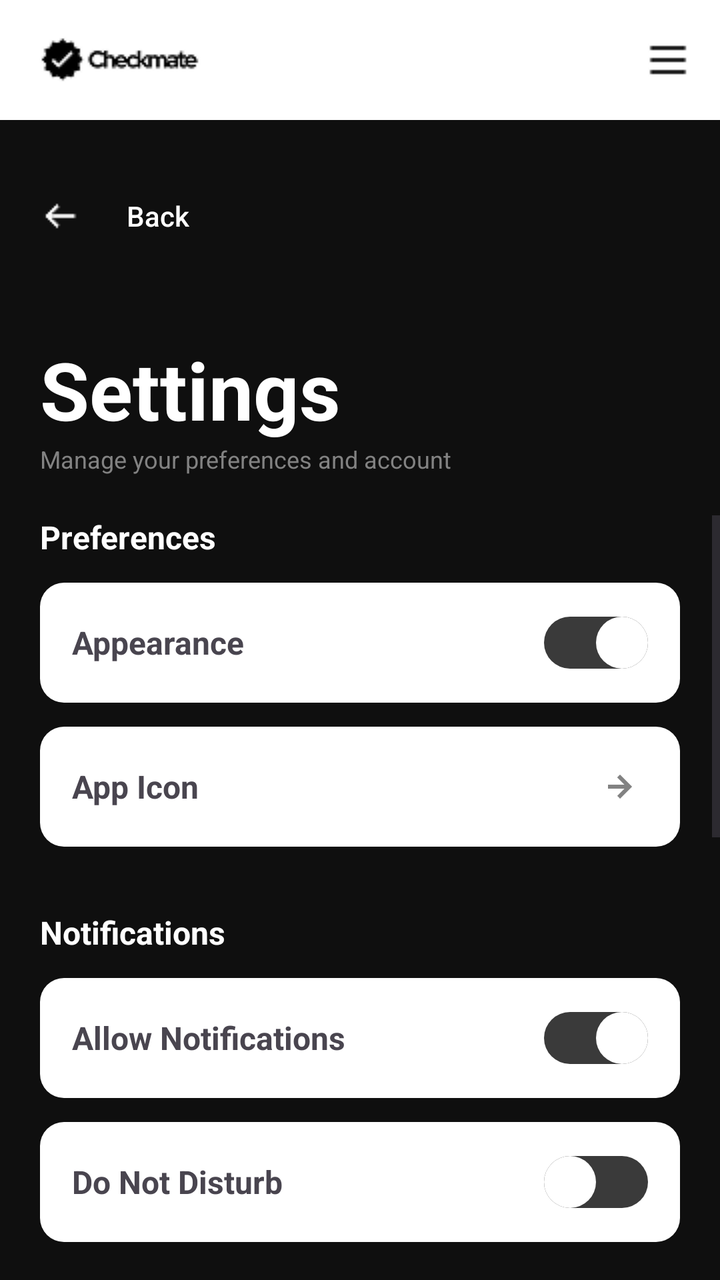
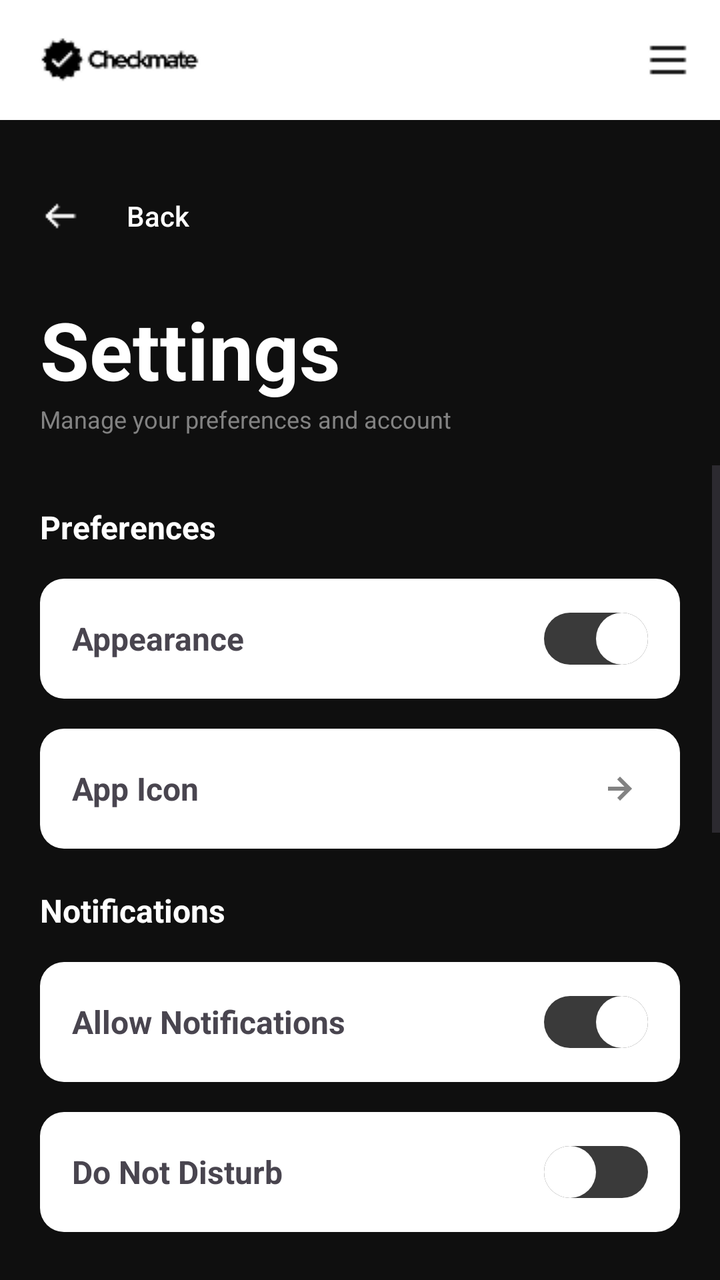

Screens rendered from an Android XML layout before and after an edit, with the pre-edit source and the edit as a unified diff.
<!-- AndroidManifest.xml: application theme Theme.AuthTest -->
<!-- res/layout/activity_settings.xml -->
<?xml version="1.0" encoding="utf-8"?>
<androidx.drawerlayout.widget.DrawerLayout
    xmlns:android="http://schemas.android.com/apk/res/android"
    xmlns:app="http://schemas.android.com/apk/res-auto"
    android:id="@+id/main"
    android:layout_width="match_parent"
    android:layout_height="match_parent"
    android:background="#0F0F0F"
    android:fitsSystemWindows="true">

    <LinearLayout
        android:layout_width="match_parent"
        android:layout_height="match_parent"
        android:orientation="vertical">

        <RelativeLayout
            android:layout_width="match_parent"
            android:layout_height="60dp"
            android:background="#FFFFFF">

            <ImageView
                android:id="@+id/header_logo"
                android:layout_width="wrap_content"
                android:layout_height="wrap_content"
                android:layout_alignParentStart="true"
                android:layout_centerVertical="true"
                android:layout_marginStart="16dp"
                android:src="@drawable/header_logo"
                android:contentDescription="header_logo" />

            <ImageView
                android:id="@+id/hamburger_icon"
                android:layout_width="wrap_content"
                android:layout_height="wrap_content"
                android:layout_alignParentEnd="true"
                android:layout_centerVertical="true"
                android:layout_marginEnd="16dp"
                android:src="@drawable/hamburger_icon"
                android:contentDescription="hamburger_icon" />
        </RelativeLayout>

        <LinearLayout
            android:layout_width="match_parent"
            android:layout_height="wrap_content"
            android:paddingHorizontal="20dp"
            android:paddingTop="24dp"
            android:paddingBottom="16dp">

            <androidx.appcompat.widget.AppCompatButton
                android:id="@+id/backButton"
                android:layout_width="wrap_content"
                android:layout_height="wrap_content"
                android:background="@android:color/transparent"
                android:drawableStart="@drawable/left_arrow"
                android:drawablePadding="10dp"
                android:text="Back"
                android:textAllCaps="false"
                android:textColor="#FFFFFF" />
        </LinearLayout>

        <LinearLayout
            android:layout_width="match_parent"
            android:layout_height="wrap_content"
            android:orientation="vertical"
            android:padding="20dp">

            <TextView
                android:text="Settings"
                android:textColor="#FFFFFF"
                android:textStyle="bold"
                android:textSize="40sp"
                android:layout_width="wrap_content"
                android:layout_height="wrap_content" />

            <TextView
                android:text="Manage your preferences and account"
                android:textColor="#828282"
                android:textSize="12sp"
                android:layout_width="wrap_content"
                android:layout_height="wrap_content" />

        </LinearLayout>

        <ScrollView
            android:layout_width="match_parent"
            android:layout_height="0dp"
            android:layout_weight="1">

            <LinearLayout
                android:layout_width="match_parent"
                android:layout_height="wrap_content"
                android:orientation="vertical"
                android:paddingStart="20dp"
                android:paddingEnd="20dp"
                android:paddingTop="0dp"
                android:paddingBottom="20dp">

                
                <TextView
                    android:layout_width="wrap_content"
                    android:layout_height="wrap_content"
                    android:text="Preferences"
                    android:textColor="#FFFFFF"
                    android:textSize="16sp"
                    android:textStyle="bold"
                    android:layout_marginBottom="12dp" />

                
                <LinearLayout
                    android:layout_width="match_parent"
                    android:layout_height="60dp"
                    android:orientation="horizontal"
                    android:gravity="center_vertical"
                    android:background="@drawable/settings_button_bg"
                    android:paddingStart="16dp"
                    android:paddingEnd="16dp"
                    android:layout_marginBottom="12dp">

                    <LinearLayout
                        android:layout_width="0dp"
                        android:layout_height="wrap_content"
                        android:layout_weight="1"
                        android:orientation="vertical"
                        android:gravity="center_vertical">

                        <TextView
                            android:layout_width="wrap_content"
                            android:layout_height="wrap_content"
                            android:text="Appearance"
                            android:textStyle="bold"
                            android:textSize="16sp" />

                    </LinearLayout>

                    <Switch
                        android:id="@+id/appearanceToggle"
                        android:layout_width="wrap_content"
                        android:layout_height="wrap_content"
                        android:thumb="@drawable/toggle_thumb"
                        android:track="@drawable/toggle_track"
                        android:checked="true" />

                </LinearLayout>

                
                <LinearLayout
                    android:id="@+id/appIconButton"
                    android:layout_width="match_parent"
                    android:layout_height="60dp"
                    android:orientation="horizontal"
                    android:gravity="center_vertical"
                    android:background="@drawable/settings_button_bg"
                    android:paddingStart="16dp"
                    android:paddingEnd="16dp"
                    android:layout_marginBottom="12dp"
                    android:clickable="true"
                    android:focusable="true">

                    <LinearLayout
                        android:layout_width="0dp"
                        android:layout_height="wrap_content"
                        android:layout_weight="1"
                        android:orientation="vertical"
                        android:gravity="center_vertical">

                        <TextView
                            android:layout_width="wrap_content"
                            android:layout_height="wrap_content"
                            android:text="App Icon"
                            android:textStyle="bold"
                            android:textSize="16sp"
                            />

                    </LinearLayout>

                    <ImageView
                        android:layout_width="24dp"
                        android:layout_height="24dp"
                        android:src="@drawable/ic_arrow_right"
                        android:contentDescription="Navigate"
                        android:tint="#828282" />

                </LinearLayout>

                
                <TextView
                    android:layout_width="wrap_content"
                    android:layout_height="wrap_content"
                    android:text="Notifications"
                    android:textColor="#FFFFFF"
                    android:textSize="16sp"
                    android:textStyle="bold"
                    android:layout_marginTop="20dp"
                    android:layout_marginBottom="12dp" />

                
                <LinearLayout
                    android:layout_width="match_parent"
                    android:layout_height="60dp"
                    android:orientation="horizontal"
                    android:gravity="center_vertical"
                    android:background="@drawable/settings_button_bg"
                    android:paddingStart="16dp"
                    android:paddingEnd="16dp"
                    android:layout_marginBottom="12dp">

                    <LinearLayout
                        android:layout_width="0dp"
                        android:layout_height="wrap_content"
                        android:layout_weight="1"
                        android:orientation="vertical"
                        android:gravity="center_vertical">

                        <TextView
                            android:layout_width="wrap_content"
                            android:layout_height="wrap_content"
                            android:text="Allow Notifications"
                            android:textStyle="bold"
                            android:textSize="16sp" />

                    </LinearLayout>

                    <Switch
                        android:id="@+id/notificationsToggle"
                        android:layout_width="wrap_content"
                        android:layout_height="wrap_content"
                        android:thumb="@drawable/toggle_thumb"
                        android:track="@drawable/toggle_track"
                        android:checked="true" />

                </LinearLayout>

                
                <LinearLayout
                    android:layout_width="match_parent"
                    android:layout_height="60dp"
                    android:orientation="horizontal"
                    android:gravity="center_vertical"
                    android:background="@drawable/settings_button_bg"
                    android:paddingStart="16dp"
                    android:paddingEnd="16dp"
                    android:layout_marginBottom="12dp">

                    <LinearLayout
                        android:layout_width="0dp"
                        android:layout_height="wrap_content"
                        android:layout_weight="1"
                        android:orientation="vertical"
                        android:gravity="center_vertical">

                        <TextView
                            android:layout_width="wrap_content"
                            android:layout_height="wrap_content"
                            android:text="Do Not Disturb"
                            android:textStyle="bold"
                            android:textSize="16sp" />

                    </LinearLayout>

                    <Switch
                        android:id="@+id/doNotDisturbToggle"
                        android:layout_width="wrap_content"
                        android:layout_height="wrap_content"
                        android:thumb="@drawable/toggle_thumb"
                        android:track="@drawable/toggle_track"
                        android:checked="false" />

                </LinearLayout>

                
                <TextView
                    android:layout_width="wrap_content"
                    android:layout_height="wrap_content"
                    android:text="Feedback"
                    android:textColor="#FFFFFF"
                    android:textSize="16sp"
                    android:textStyle="bold"
                    android:layout_marginTop="20dp"
                    android:layout_marginBottom="12dp" />

                
                <LinearLayout
                    android:id="@+id/shareFeedbackButton"
                    android:layout_width="match_parent"
                    android:layout_height="60dp"
                    android:orientation="horizontal"
                    android:gravity="center_vertical"
                    android:background="@drawable/settings_button_bg"
                    android:paddingStart="16dp"
                    android:paddingEnd="16dp"
                    android:layout_marginBottom="12dp"
                    android:clickable="true"
                    android:focusable="true">

                    <LinearLayout
                        android:layout_width="0dp"
                        android:layout_height="wrap_content"
                        android:layout_weight="1"
                        android:orientation="vertical"
                        android:gravity="center_vertical">

                        <TextView
                            android:layout_width="wrap_content"
                            android:layout_height="wrap_content"
                            android:text="Share Feedback"
                            android:textStyle="bold"
                            android:textSize="16sp" />

                    </LinearLayout>

                    <ImageView
                        android:layout_width="24dp"
                        android:layout_height="24dp"
                        android:src="@drawable/ic_arrow_right"
                        android:contentDescription="Navigate"
                        android:tint="#828282" />

                </LinearLayout>

                
                <TextView
                    android:layout_width="wrap_content"
                    android:layout_height="wrap_content"
                    android:text="About"
                    android:textColor="#FFFFFF"
                    android:textSize="16sp"
                    android:textStyle="bold"
                    android:layout_marginTop="20dp"
                    android:layout_marginBottom="12dp" />

                
                <LinearLayout
                    android:id="@+id/termsOfServicesButton"
                    android:layout_width="match_parent"
                    android:layout_height="60dp"
                    android:orientation="horizontal"
                    android:gravity="center_vertical"
                    android:background="@drawable/settings_button_bg"
                    android:paddingStart="16dp"
                    android:paddingEnd="16dp"
                    android:layout_marginBottom="12dp"
                    android:clickable="true"
                    android:focusable="true">

                    <LinearLayout
                        android:layout_width="0dp"
                        android:layout_height="wrap_content"
                        android:layout_weight="1"
                        android:orientation="vertical"
                        android:gravity="center_vertical">

                        <TextView
                            android:layout_width="wrap_content"
                            android:layout_height="wrap_content"
                            android:text="Terms of Services"
                            android:textStyle="bold"
                            android:textSize="16sp" />

                    </LinearLayout>

                    <ImageView
                        android:layout_width="24dp"
                        android:layout_height="24dp"
                        android:src="@drawable/ic_arrow_right"
                        android:contentDescription="Navigate"
                        android:tint="#828282" />

                </LinearLayout>

                
                <LinearLayout
                    android:id="@+id/privacyPolicyButton"
                    android:layout_width="match_parent"
                    android:layout_height="60dp"
                    android:orientation="horizontal"
                    android:gravity="center_vertical"
                    android:background="@drawable/settings_button_bg"
                    android:paddingStart="16dp"
                    android:paddingEnd="16dp"
                    android:layout_marginBottom="12dp"
                    android:clickable="true"
                    android:focusable="true">

                    <LinearLayout
                        android:layout_width="0dp"
                        android:layout_height="wrap_content"
                        android:layout_weight="1"
                        android:orientation="vertical"
                        android:gravity="center_vertical">

                        <TextView
                            android:layout_width="wrap_content"
                            android:layout_height="wrap_content"
                            android:text="Privacy Policy"
                            android:textStyle="bold"
                            android:textSize="16sp" />

                    </LinearLayout>

                    <ImageView
                        android:layout_width="24dp"
                        android:layout_height="24dp"
                        android:src="@drawable/ic_arrow_right"
                        android:contentDescription="Navigate"
                        android:tint="#828282" />

                </LinearLayout>

                
                <TextView
                    android:layout_width="wrap_content"
                    android:layout_height="wrap_content"
                    android:text="Help"
                    android:textColor="#FFFFFF"
                    android:textSize="16sp"
                    android:textStyle="bold"
                    android:layout_marginTop="20dp"
                    android:layout_marginBottom="12dp" />

                
                <LinearLayout
                    android:id="@+id/faqsButton"
                    android:layout_width="match_parent"
                    android:layout_height="60dp"
                    android:orientation="horizontal"
                    android:gravity="center_vertical"
                    android:background="@drawable/settings_button_bg"
                    android:paddingStart="16dp"
                    android:paddingEnd="16dp"
                    android:layout_marginBottom="15dp"
                    android:clickable="true"
                    android:focusable="true">

                    <LinearLayout
                        android:layout_width="0dp"
                        android:layout_height="wrap_content"
                        android:layout_weight="1"
                        android:orientation="vertical"
                        android:gravity="center_vertical">

                        <TextView
                            android:layout_width="wrap_content"
                            android:layout_height="wrap_content"
                            android:text="FAQs"
                            android:textStyle="bold"
                            android:textSize="16sp" />

                    </LinearLayout>

                    <ImageView
                        android:layout_width="24dp"
                        android:layout_height="24dp"
                        android:src="@drawable/ic_arrow_right"
                        android:contentDescription="Navigate"
                        android:tint="#828282" />

                </LinearLayout>

                
                <androidx.appcompat.widget.AppCompatButton
                    android:id="@+id/logoutButton"
                    android:layout_width="match_parent"
                    android:layout_height="60dp"
                    android:text="Logout"
                    android:textColor="#FFFFFF"
                    android:textSize="16sp"
                    android:textAllCaps="false"
                    android:background="@drawable/settings_logout_button" />

            </LinearLayout>

        </ScrollView>

    </LinearLayout>

    <com.google.android.material.navigation.NavigationView
        android:id="@+id/navigation_view"
        android:layout_width="280dp"
        android:layout_height="match_parent"
        android:layout_gravity="start"
        android:fitsSystemWindows="true"
        android:background="#1A1A1A"
        app:menu="@menu/menu_drawer"
        app:headerLayout="@layout/drawer_header"
        app:itemTextColor="@color/menu_item_color"
        app:itemIconTint="@color/menu_item_color" />

</androidx.drawerlayout.widget.DrawerLayout>
<!-- res/layout/drawer_header.xml (included above) -->
<?xml version="1.0" encoding="utf-8"?>
<LinearLayout xmlns:android="http://schemas.android.com/apk/res/android"
    android:layout_width="match_parent"
    android:layout_height="200dp"
    android:orientation="vertical"
    android:gravity="bottom"
    android:padding="20dp"
    android:background="#0F0F0F">

    <ImageView
        android:id="@+id/drawer_user_avatar"
        android:layout_width="60dp"
        android:layout_height="60dp"
        android:src="@drawable/default_avatar"
        android:contentDescription="user_avatar"
        android:layout_marginBottom="15dp" />

    <TextView
        android:id="@+id/drawer_user_name"
        android:layout_width="wrap_content"
        android:layout_height="wrap_content"
        android:text="User Name"
        android:textColor="#FFFFFF"
        android:textSize="18sp"
        android:textStyle="bold"
        android:layout_marginBottom="5dp" />

    <TextView
        android:id="@+id/drawer_user_email"
        android:layout_width="wrap_content"
        android:layout_height="wrap_content"
        android:text="user@example.com"
        android:textColor="#828282"
        android:textSize="12sp" />

</LinearLayout>
<!-- resources referenced by this layout -->
<resources>
  <!-- drawable default_avatar (drawable) -->
  <?xml version="1.0" encoding="utf-8"?>
  <vector xmlns:android="http://schemas.android.com/apk/res/android"
      android:width="24dp"
      android:height="24dp"
      android:viewportWidth="24"
      android:viewportHeight="24">
      <path
          android:fillColor="#FFFFFF"
          android:pathData="M12,12c2.21,0 4,-1.79 4,-4s-1.79,-4 -4,-4 -4,1.79 -4,4 1.79,4 4,4zm0,2c-2.67,0 -8,1.34 -8,4v2h16v-2c0,-2.66 -5.33,-4 -8,-4z" />
  </vector>
  <!-- drawable hamburger_icon: png bitmap (drawable, 177 bytes) -->
  <!-- drawable header_logo: png bitmap (drawable, 1337 bytes) -->
  <!-- drawable ic_arrow_right (drawable) -->
  <?xml version="1.0" encoding="utf-8"?>
  <vector xmlns:android="http://schemas.android.com/apk/res/android"
      android:width="24dp"
      android:height="24dp"
      android:viewportWidth="24"
      android:viewportHeight="24">
      <path
          android:fillColor="#828282"
          android:pathData="M8.59,16.58L10,18L16,12L10,6L8.59,7.41L12.17,11H4V13H12.17L8.59,16.58Z" />
  </vector>
  <!-- drawable left_arrow: png bitmap (drawable, 316 bytes) -->
  <!-- drawable settings_button_bg (drawable) -->
  <?xml version="1.0" encoding="utf-8"?>
  <shape xmlns:android="http://schemas.android.com/apk/res/android">
      <solid android:color="#FFFFFF" />
      <corners android:radius="12dp" />
  </shape>
  <!-- drawable settings_logout_button (drawable) -->
  <?xml version="1.0" encoding="utf-8"?>
  <shape xmlns:android="http://schemas.android.com/apk/res/android">
      <solid android:color="#C92A2A" />
      <corners android:radius="12dp" />
  </shape>
  <!-- drawable toggle_thumb (drawable) -->
  <?xml version="1.0" encoding="utf-8"?>
  <shape xmlns:android="http://schemas.android.com/apk/res/android"
      android:shape="oval">
      <solid android:color="#FFFFFF" />
      <size android:width="26dp" android:height="26dp" />
  </shape>
  <!-- drawable toggle_track (drawable) -->
  <?xml version="1.0" encoding="utf-8"?>
  <layer-list xmlns:android="http://schemas.android.com/apk/res/android">
      <item>
          <shape android:shape="rectangle">
              <solid android:color="#3A3A3A" />
              <corners android:radius="13dp" />
          </shape>
      </item>
  </layer-list>
  <style name="Theme.AuthTest" parent="Base.Theme.AuthTest" />
  <style name="Base.Theme.AuthTest" parent="Theme.Material3.DayNight.NoActionBar">
          
          
      </style>
</resources>

<!-- the commit's change to res/layout/activity_settings.xml (unified diff, before → after) -->
@@ -62,7 +62,10 @@
             android:layout_width="match_parent"
             android:layout_height="wrap_content"
             android:orientation="vertical"
-            android:padding="20dp">
+            android:paddingTop="0dp"
+            android:paddingStart="20dp"
+            android:paddingEnd="20dp"
+            android:paddingBottom="15dp" >
 
             <TextView
                 android:text="Settings"
@@ -92,10 +95,9 @@
                 android:orientation="vertical"
                 android:paddingStart="20dp"
                 android:paddingEnd="20dp"
-                android:paddingTop="0dp"
+                android:paddingTop="20dp"
                 android:paddingBottom="20dp">
 
-                
                 <TextView
                     android:layout_width="wrap_content"
                     android:layout_height="wrap_content"
@@ -103,18 +105,17 @@
                     android:textColor="#FFFFFF"
                     android:textSize="16sp"
                     android:textStyle="bold"
-                    android:layout_marginBottom="12dp" />
-
-                
-                <LinearLayout
-                    android:layout_width="match_parent"
-                    android:layout_height="60dp"
-                    android:orientation="horizontal"
-                    android:gravity="center_vertical"
-                    android:background="@drawable/settings_button_bg"
-                    android:paddingStart="16dp"
-                    android:paddingEnd="16dp"
-                    android:layout_marginBottom="12dp">
+                    android:layout_marginBottom="15dp" />
+
+                <LinearLayout
+                    android:layout_width="match_parent"
+                    android:layout_height="60dp"
+                    android:orientation="horizontal"
+                    android:gravity="center_vertical"
+                    android:background="@drawable/settings_button_bg"
+                    android:paddingStart="16dp"
+                    android:paddingEnd="16dp"
+                    android:layout_marginBottom="15dp">
 
                     <LinearLayout
                         android:layout_width="0dp"
@@ -142,7 +143,6 @@
 
                 </LinearLayout>
 
-                
                 <LinearLayout
                     android:id="@+id/appIconButton"
                     android:layout_width="match_parent"
@@ -152,7 +152,6 @@
                     android:background="@drawable/settings_button_bg"
                     android:paddingStart="16dp"
                     android:paddingEnd="16dp"
-                    android:layout_marginBottom="12dp"
                     android:clickable="true"
                     android:focusable="true">
 
@@ -168,8 +167,7 @@
                             android:layout_height="wrap_content"
                             android:text="App Icon"
                             android:textStyle="bold"
-                            android:textSize="16sp"
-                            />
+                            android:textSize="16sp" />
 
                     </LinearLayout>
 
@@ -178,11 +176,10 @@
                         android:layout_height="24dp"
                         android:src="@drawable/ic_arrow_right"
                         android:contentDescription="Navigate"
-                        android:tint="#828282" />
-
-                </LinearLayout>
-
-                
+                        app:tint="#828282" />
+
+                </LinearLayout>
+
                 <TextView
                     android:layout_width="wrap_content"
                     android:layout_height="wrap_content"
@@ -191,18 +188,17 @@
                     android:textSize="16sp"
                     android:textStyle="bold"
                     android:layout_marginTop="20dp"
-                    android:layout_marginBottom="12dp" />
-
-                
-                <LinearLayout
-                    android:layout_width="match_parent"
-                    android:layout_height="60dp"
-                    android:orientation="horizontal"
-                    android:gravity="center_vertical"
-                    android:background="@drawable/settings_button_bg"
-                    android:paddingStart="16dp"
-                    android:paddingEnd="16dp"
-                    android:layout_marginBottom="12dp">
+                    android:layout_marginBottom="15dp" />
+
+                <LinearLayout
+                    android:layout_width="match_parent"
+                    android:layout_height="60dp"
+                    android:orientation="horizontal"
+                    android:gravity="center_vertical"
+                    android:background="@drawable/settings_button_bg"
+                    android:paddingStart="16dp"
+                    android:paddingEnd="16dp"
+                    android:layout_marginBottom="15dp">
 
                     <LinearLayout
                         android:layout_width="0dp"
@@ -230,16 +226,14 @@
 
                 </LinearLayout>
 
-                
-                <LinearLayout
-                    android:layout_width="match_parent"
-                    android:layout_height="60dp"
-                    android:orientation="horizontal"
-                    android:gravity="center_vertical"
-                    android:background="@drawable/settings_button_bg"
-                    android:paddingStart="16dp"
-                    android:paddingEnd="16dp"
-                    android:layout_marginBottom="12dp">
+                <LinearLayout
+                    android:layout_width="match_parent"
+                    android:layout_height="60dp"
+                    android:orientation="horizontal"
+                    android:gravity="center_vertical"
+                    android:background="@drawable/settings_button_bg"
+                    android:paddingStart="16dp"
+                    android:paddingEnd="16dp" >
 
                     <LinearLayout
                         android:layout_width="0dp"
@@ -267,7 +261,6 @@
 
                 </LinearLayout>
 
-                
                 <TextView
                     android:layout_width="wrap_content"
                     android:layout_height="wrap_content"
@@ -276,9 +269,8 @@
                     android:textSize="16sp"
                     android:textStyle="bold"
                     android:layout_marginTop="20dp"
-                    android:layout_marginBottom="12dp" />
-
-                
+                    android:layout_marginBottom="15dp" />
+
                 <LinearLayout
                     android:id="@+id/shareFeedbackButton"
                     android:layout_width="match_parent"
@@ -288,7 +280,6 @@
                     android:background="@drawable/settings_button_bg"
                     android:paddingStart="16dp"
                     android:paddingEnd="16dp"
-                    android:layout_marginBottom="12dp"
                     android:clickable="true"
                     android:focusable="true">
 
@@ -313,11 +304,10 @@
                         android:layout_height="24dp"
                         android:src="@drawable/ic_arrow_right"
                         android:contentDescription="Navigate"
-                        android:tint="#828282" />
-
-                </LinearLayout>
-
-                
+                        app:tint="#828282" />
+
+                </LinearLayout>
+
                 <TextView
                     android:layout_width="wrap_content"
                     android:layout_height="wrap_content"
@@ -326,9 +316,8 @@
                     android:textSize="16sp"
                     android:textStyle="bold"
                     android:layout_marginTop="20dp"
-                    android:layout_marginBottom="12dp" />
-
-                
+                    android:layout_marginBottom="15dp" />
+
                 <LinearLayout
                     android:id="@+id/termsOfServicesButton"
                     android:layout_width="match_parent"
@@ -338,7 +327,7 @@
                     android:background="@drawable/settings_button_bg"
                     android:paddingStart="16dp"
                     android:paddingEnd="16dp"
-                    android:layout_marginBottom="12dp"
+                    android:layout_marginBottom="15dp"
                     android:clickable="true"
                     android:focusable="true">
 
@@ -363,11 +352,10 @@
                         android:layout_height="24dp"
                         android:src="@drawable/ic_arrow_right"
                         android:contentDescription="Navigate"
-                        android:tint="#828282" />
-
-                </LinearLayout>
-
-                
+                        app:tint="#828282" />
+
+                </LinearLayout>
+
                 <LinearLayout
                     android:id="@+id/privacyPolicyButton"
                     android:layout_width="match_parent"
@@ -377,7 +365,6 @@
                     android:background="@drawable/settings_button_bg"
                     android:paddingStart="16dp"
                     android:paddingEnd="16dp"
-                    android:layout_marginBottom="12dp"
                     android:clickable="true"
                     android:focusable="true">
 
@@ -402,11 +389,10 @@
                         android:layout_height="24dp"
                         android:src="@drawable/ic_arrow_right"
                         android:contentDescription="Navigate"
-                        android:tint="#828282" />
-
-                </LinearLayout>
-
-                
+                        app:tint="#828282" />
+
+                </LinearLayout>
+
                 <TextView
                     android:layout_width="wrap_content"
                     android:layout_height="wrap_content"
@@ -415,9 +401,8 @@
                     android:textSize="16sp"
                     android:textStyle="bold"
                     android:layout_marginTop="20dp"
-                    android:layout_marginBottom="12dp" />
-
-                
+                    android:layout_marginBottom="15dp" />
+
                 <LinearLayout
                     android:id="@+id/faqsButton"
                     android:layout_width="match_parent"
@@ -452,11 +437,10 @@
                         android:layout_height="24dp"
                         android:src="@drawable/ic_arrow_right"
                         android:contentDescription="Navigate"
-                        android:tint="#828282" />
-
-                </LinearLayout>
-
-                
+                        app:tint="#828282" />
+
+                </LinearLayout>
+
                 <androidx.appcompat.widget.AppCompatButton
                     android:id="@+id/logoutButton"
                     android:layout_width="match_parent"
